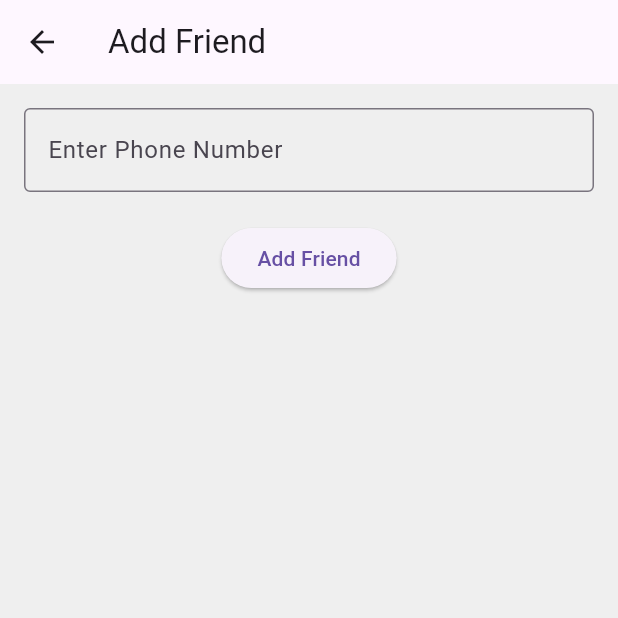
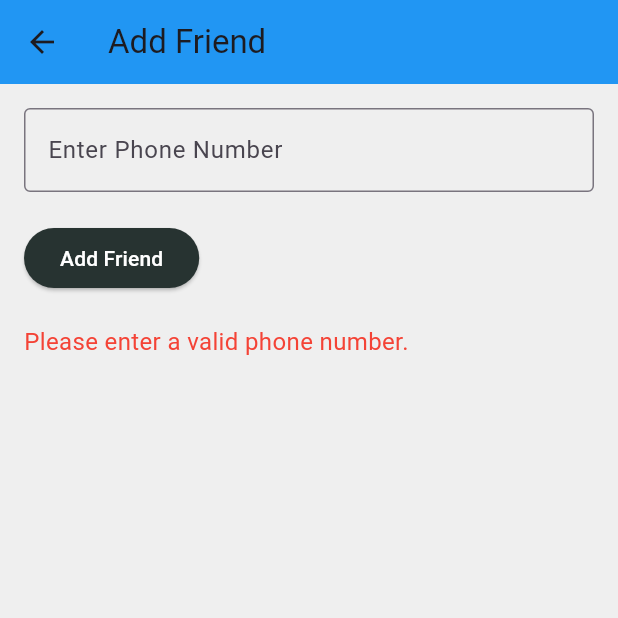
Before and after one commit to nadinnah/hadieaty-usingFlutter, a Flutter app: the AddFriendPage screen opened by its route, after a tap on "Add Friend", on a phone screen of 412 x 824 dp, the top half of it. Run offline on Flutter 3.47's test engine with Material 3 defaults, Android fonts, the phone set to English and light mode, and no system bars; our stand-ins replace google_fonts, shared_preferences, sqflite; accounts and stored records are empty.

Commit message:
add changes to be able to add a friend from local database

```diff
--- a/lib/main.dart
+++ b/lib/main.dart
@@ -40,7 +40,7 @@ class MyApp extends StatelessWidget {
         '/giftList': (context) => const GiftList(),
         '/login': (context) => const LoginPage(),
         '/eventList': (context) => const EventListPage(),
-        '/addFriend': (context) => AddFriendPage(),
+        '/addFriend': (context) => AddFriendPage(onFriendAdded: () {}),
         '/register': (context) => RegisterPage(),
       },
     );
--- a/lib/pages/addFriend.dart
+++ b/lib/pages/addFriend.dart
@@ -4,6 +4,10 @@ import 'sharedPrefs.dart';
 import 'package:provider/provider.dart';
 
 class AddFriendPage extends StatefulWidget {
+  final VoidCallback onFriendAdded; // Callback to notify when a friend is added
+
+  const AddFriendPage({Key? key, required this.onFriendAdded}) : super(key: key);
+
   @override
   _AddFriendPageState createState() => _AddFriendPageState();
 }
@@ -12,29 +16,56 @@ class _AddFriendPageState extends State<AddFriendPage> {
   TextEditingController phoneController = TextEditingController();
   LocalDatabase localDatabase = LocalDatabase();
 
+  String feedbackMessage = ""; // To show feedback to the user
+
   // Function to add a friend by phone number
   void addFriend() async {
     String phone = phoneController.text.trim();
 
-    if (phone.isNotEmpty) {
-      // Fetch user ID from the phone number or search by name from Users table
-      var userResult = await localDatabase.readData('''SELECT * FROM Users WHERE phone = "$phone"''');
+    if (phone.isEmpty) {
+      setState(() {
+        feedbackMessage = "Please enter a valid phone number.";
+      });
+      return;
+    }
 
-      if (userResult.isNotEmpty) {
-        int userId = userResult[0]['id']; // Assume the first result is the correct one
-        int currentUserId = 1; // Get the logged-in user's ID (hardcoded or fetched from auth)
+    // Check if the phone number exists in the Users table with role 0
+    var userResult = await localDatabase.readData(
+        '''SELECT * FROM Users WHERE number = "$phone" AND role = 0''');
 
+    if (userResult.isNotEmpty) {
+      int userId = userResult[0]['id']; // Found user's ID
+      int currentUserId = 1; // Replace with the actual logged-in user's ID
+
+      // Check if the friend relationship already exists
+      var friendCheck = await localDatabase.readData(
+          '''SELECT * FROM Friends WHERE userId = $currentUserId AND friendId = $userId''');
+
+      if (friendCheck.isEmpty) {
         // Insert the friend relationship into the 'Friends' table
-        String insertFriendSQL = '''INSERT INTO Friends (userId, friendId) VALUES ($currentUserId, $userId)''';
+        String insertFriendSQL =
+        '''INSERT INTO Friends (userId, friendId) VALUES ($currentUserId, $userId)''';
         await localDatabase.insertData(insertFriendSQL);
-        print('Friend added successfully');
 
-        // Optional: Provide user feedback and refresh UI if needed
-        setState(() {});
+        // Invoke the callback to notify HomePage
+        widget.onFriendAdded();
+
+        setState(() {
+          feedbackMessage = "Friend added successfully!";
+        });
+
+        // Optionally navigate back to HomePage
+        Navigator.pop(context);
       } else {
-        print('Friend not found');
-        // Provide feedback that the friend does not exist
+        setState(() {
+          feedbackMessage = "This friend is already in your list.";
+        });
       }
+    } else {
+      setState(() {
+        feedbackMessage =
+        "No user found with this phone number or the user is not eligible.";
+      });
     }
   }
 
@@ -43,14 +74,19 @@ class _AddFriendPageState extends State<AddFriendPage> {
     var preferences = Provider.of<PreferencesService>(context);
     return Scaffold(
       backgroundColor:
-      preferences.isDarkMode ?  Color(0xff1e1e1e) : const Color(0xffefefef),
-      appBar: AppBar(title: Text('Add Friend')),
+      preferences.isDarkMode ? Color(0xff1e1e1e) : const Color(0xffefefef),
+      appBar: AppBar(
+        title: Text('Add Friend'),
+        backgroundColor: preferences.isDarkMode ? Colors.grey[900] : Colors.blue,
+      ),
       body: Padding(
-        padding: EdgeInsets.all(16),
+        padding: const EdgeInsets.all(16.0),
         child: Column(
+          crossAxisAlignment: CrossAxisAlignment.start,
           children: [
             TextField(
               controller: phoneController,
+              keyboardType: TextInputType.phone,
               decoration: InputDecoration(
                 labelText: 'Enter Phone Number',
                 border: OutlineInputBorder(),
@@ -59,7 +95,26 @@ class _AddFriendPageState extends State<AddFriendPage> {
             SizedBox(height: 20),
             ElevatedButton(
               onPressed: addFriend,
-              child: Text('Add Friend'),
+              style: ElevatedButton.styleFrom(
+                backgroundColor:
+                preferences.isDarkMode ? Colors.grey : Color(0xff273331),
+              ),
+              child: Text(
+                'Add Friend',
+                style: TextStyle(
+                  color: Colors.white,
+                ),
+              ),
+            ),
+            SizedBox(height: 20),
+            Text(
+              feedbackMessage,
+              style: TextStyle(
+                color: feedbackMessage.contains("successfully")
+                    ? Colors.green
+                    : Colors.red,
+                fontSize: 16,
+              ),
             ),
           ],
         ),
```
Also changed, not shown: lib/pages/home.dart (+33 -42 lines), lib/pages/login.dart (+8 -7 lines).
